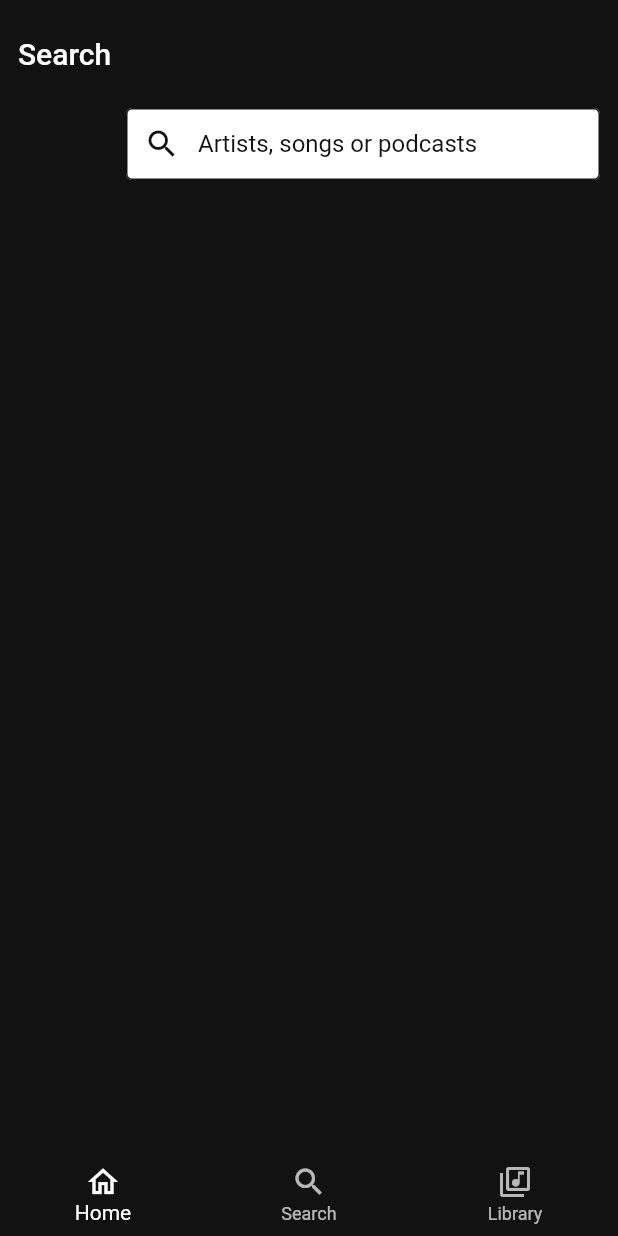
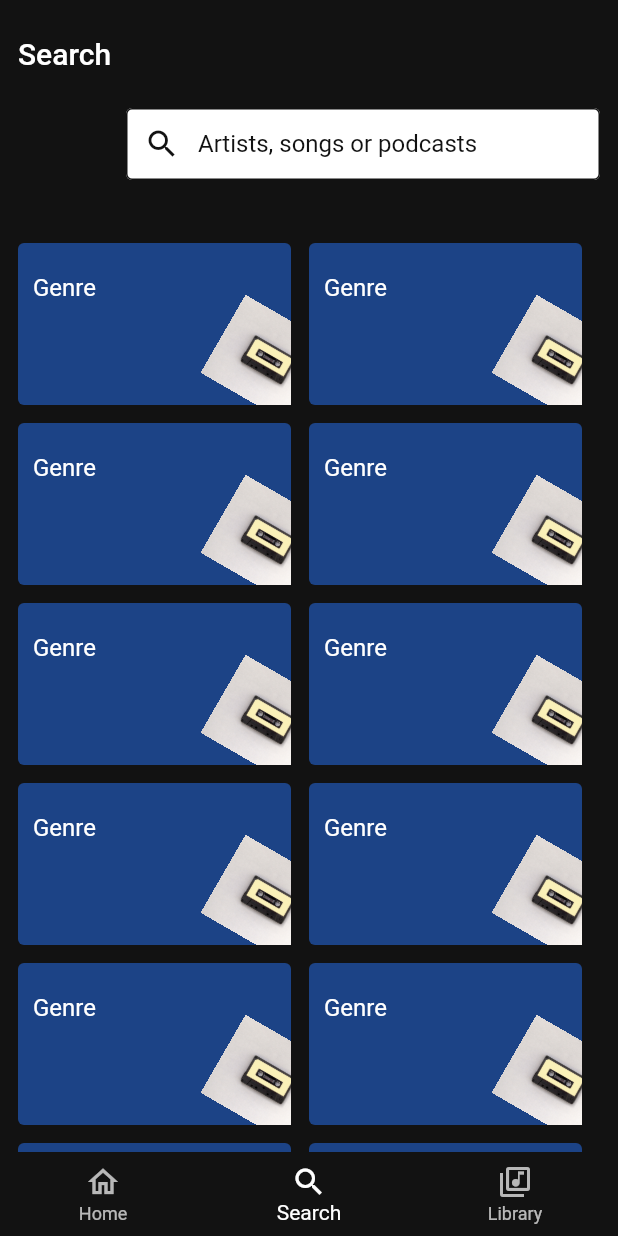
Before and after one commit to feyzforall/spotify-clone, a Flutter app: the screen it shows after launch, item 2 of the bottom bar chosen, on a phone screen of 412 x 824 dp. Run offline on Flutter 3.47's test engine with Material 2 defaults, Android fonts, the phone set to English and light mode, and no system bars; our stand-ins replace auto_route.

Commit message:
search screen completed and added mock data

```diff
--- a/lib/const/assets.dart
+++ b/lib/const/assets.dart
@@ -2,5 +2,9 @@ class Assets {
   Assets._();
 
   static const String placeholder = 'assets/placeholder.jpg';
+  static const String placeholder1 = 'assets/placeholder1.jpg';
+  static const String placeholder2 = 'assets/placeholder2.jpg';
+  static const String placeholder3 = 'assets/placeholder3.jpg';
+  static const String placeholder4 = 'assets/placeholder4.jpg';
   static const String profil = 'assets/profil.jpeg';
 }
--- a/lib/main_screen.dart
+++ b/lib/main_screen.dart
@@ -21,6 +21,7 @@ class _MainScreenState extends State<MainScreen> {
         return BottomNavigationBar(
           backgroundColor: Colors.transparent,
           onTap: (int index) => router.setActiveIndex(index),
+          currentIndex: router.activeIndex,
           elevation: 0,
           items: const [
             BottomNavigationBarItem(icon: Icon(Icons.home_outlined), label: 'Home'),
--- a/lib/presentation/pages/home/home_page.dart
+++ b/lib/presentation/pages/home/home_page.dart
@@ -3,6 +3,7 @@ import 'package:flutter/material.dart';
 import 'package:spotifyclone/const/assets.dart';
 import 'package:spotifyclone/const/routes.dart';
 import 'package:spotifyclone/const/routes.gr.dart';
+import 'package:spotifyclone/entities/playlist.dart';
 import 'package:spotifyclone/main_screen.dart';
 import 'package:spotifyclone/presentation/pages/library/library_page.dart';
 
--- a/lib/presentation/pages/library/library_page.dart
+++ b/lib/presentation/pages/library/library_page.dart
@@ -3,6 +3,7 @@ import 'package:flutter/rendering.dart';
 import 'package:provider/provider.dart';
 import 'package:spotifyclone/const/assets.dart';
 import 'package:spotifyclone/const/dimensions.dart';
+import 'package:spotifyclone/entities/playlist.dart';
 import 'package:spotifyclone/main_screen.dart';
 import 'package:spotifyclone/presentation/widgets/home_album_card.dart';
 import 'package:spotifyclone/usecases/library_filter_notifier.dart';
--- a/lib/presentation/pages/search/search_page.dart
+++ b/lib/presentation/pages/search/search_page.dart
@@ -1,9 +1,10 @@
 import 'package:flutter/material.dart';
-import 'package:flutter/src/foundation/key.dart';
-import 'package:flutter/src/widgets/framework.dart';
+
 import 'package:spotifyclone/const/dimensions.dart';
 
-import '../../../const/assets.dart';
+import '../../widgets/genre_card.dart';
+
+part 'search_page_widgets.dart';
 
 class SearchPage extends StatefulWidget {
   const SearchPage({Key? key}) : super(key: key);
@@ -15,39 +16,11 @@ class SearchPage extends StatefulWidget {
 class _SearchPageState extends State<SearchPage> {
   @override
   Widget build(BuildContext context) {
-    return SafeArea(
+    return const SafeArea(
       child: CustomScrollView(
         slivers: [
-          SliverAppBar(
-            backgroundColor: Theme.of(context).scaffoldBackgroundColor,
-            centerTitle: false,
-            pinned: true,
-            toolbarHeight: 90,
-            expandedHeight: 150,
-            flexibleSpace: FlexibleSpaceBar(
-              background: Padding(
-                padding: EdgeInsets.symmetric(horizontal: 12.0, vertical: 24.0),
-                child: Text(
-                  'Search',
-                  style: Theme.of(context).textTheme.headline6,
-                ),
-              ),
-              expandedTitleScale: 1.0,
-              title: const Padding(
-                padding: EdgeInsets.all(12.0),
-                child: SizedBox(
-                  height: 50,
-                  child: TextField(
-                    readOnly: true,
-                    decoration: InputDecoration(
-                      hintText: 'Artists, songs or podcasts',
-                      prefixIcon: Icon(Icons.search),
-                    ),
-                  ),
-                ),
-              ),
-            ),
-          ),
+          CustomSliverAppBar(),
+          GridList(),
         ],
       ),
     );
--- /dev/null
+++ b/lib/presentation/pages/search/search_page_widgets.dart
@@ -0,0 +1,80 @@
+part of 'search_page.dart';
+
+class CustomSliverAppBar extends StatelessWidget {
+  const CustomSliverAppBar({
+    Key? key,
+  }) : super(key: key);
+
+  @override
+  Widget build(BuildContext context) {
+    return SliverAppBar(
+      backgroundColor: Theme.of(context).scaffoldBackgroundColor,
+      centerTitle: false,
+      pinned: true,
+      toolbarHeight: 90,
+      expandedHeight: 150,
+      flexibleSpace: FlexibleAppBar(),
+    );
+  }
+}
+
+class FlexibleAppBar extends StatelessWidget {
+  const FlexibleAppBar({
+    Key? key,
+  }) : super(key: key);
+
+  @override
+  Widget build(BuildContext context) {
+    return FlexibleSpaceBar(
+      background: Padding(
+        padding: EdgeInsets.symmetric(horizontal: 12.0, vertical: 24.0),
+        child: Text(
+          'Search',
+          style: Theme.of(context).textTheme.headline6,
+        ),
+      ),
+      expandedTitleScale: 1.0,
+      title: const Padding(
+        padding: EdgeInsets.all(12.0),
+        child: SizedBox(
+          height: 50,
+          child: TextField(
+            readOnly: true,
+            decoration: InputDecoration(
+              hintText: 'Artists, songs or podcasts',
+              prefixIcon: Icon(Icons.search),
+            ),
+          ),
+        ),
+      ),
+    );
+  }
+}
+
+class GridList extends StatelessWidget {
+  const GridList({
+    Key? key,
+  }) : super(key: key);
+
+  @override
+  Widget build(BuildContext context) {
+    return SliverPadding(
+      padding: Dimensions.pagePadding,
+      sliver: SliverGrid(
+        gridDelegate: const SliverGridDelegateWithFixedCrossAxisCount(
+          mainAxisExtent: 120,
+          crossAxisCount: 2,
+        ),
+        delegate: SliverChildBuilderDelegate(
+          (BuildContext context, int index) {
+            return const Padding(
+              padding: EdgeInsets.only(right: 12.0, bottom: 12.0),
+              child: GenreCard(),
+            );
+          },
+          childCount: 20,
+        ),
+      ),
+    );
+  }
+}
--- /dev/null
+++ b/lib/presentation/widgets/genre_card.dart
@@ -0,0 +1,50 @@
+import 'package:flutter/material.dart';
+
+import 'dart:math' as math;
+
+import '../../const/assets.dart';
+
+class GenreCard extends StatelessWidget {
+  const GenreCard({
+    Key? key,
+  }) : super(key: key);
+
+  @override
+  Widget build(BuildContext context) {
+    return Stack(
+      children: [
+        Container(
+          width: 200,
+          height: 120,
+          decoration: BoxDecoration(
+            borderRadius: BorderRadius.circular(4.0),
+            color: Color((math.Random().nextDouble() * 0xFFFFFF).toInt()).withOpacity(
+              1.0,
+            ),
+          ),
+        ),
+        Positioned(
+          top: 20,
+          left: 10,
+          child: Text(
+            'Genre',
+            style: Theme.of(context).textTheme.subtitle1,
+          ),
+        ),
+        Positioned(
+          bottom: 0,
+          right: -20,
+          child: RotationTransition(
+            turns: const AlwaysStoppedAnimation(30 / 360),
+            child: Image.asset(
+              Assets.placeholder,
+              width: 70,
+              height: 60,
+              fit: BoxFit.cover,
+            ),
+          ),
+        ),
+      ],
+    );
+  }
+}
```
Also changed, not shown: lib/entities/playlist.dart (added, +22 -0 lines), lib/presentation/pages/home/home_screen_widgets.dart (+7 -3 lines), lib/presentation/pages/library/library_page_widgets.dart (+8 -8 lines), lib/presentation/widgets/home_album_card.dart (+6 -4 lines), lib/presentation/widgets/mini_playlist_card.dart (+5 -2 lines), assets/placeholder1.jpg (added), assets/placeholder2.jpg (added), assets/placeholder3.jpg (added), assets/placeholder4.jpg (added).
